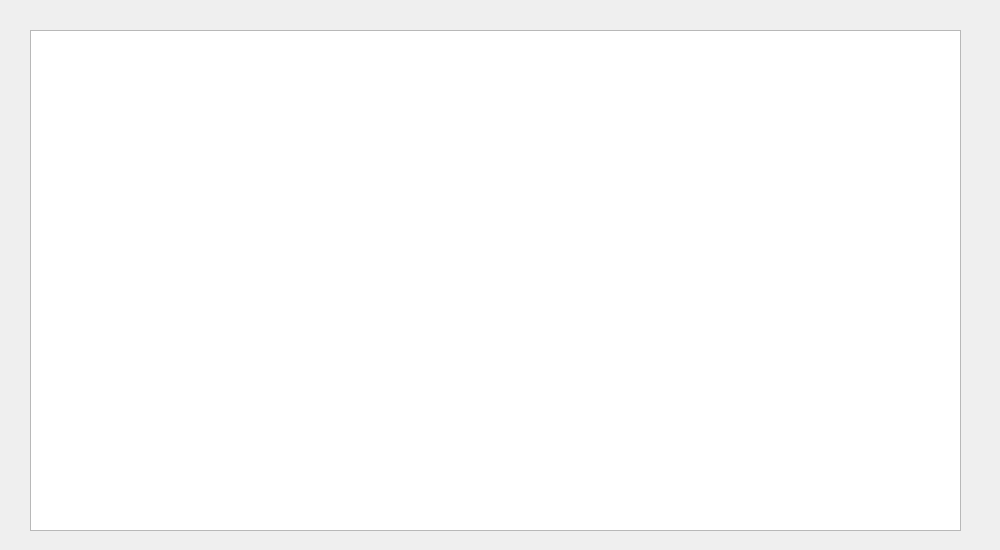
Qt form agreement.ui (StrokeAce/YouboxClient) before a commit.
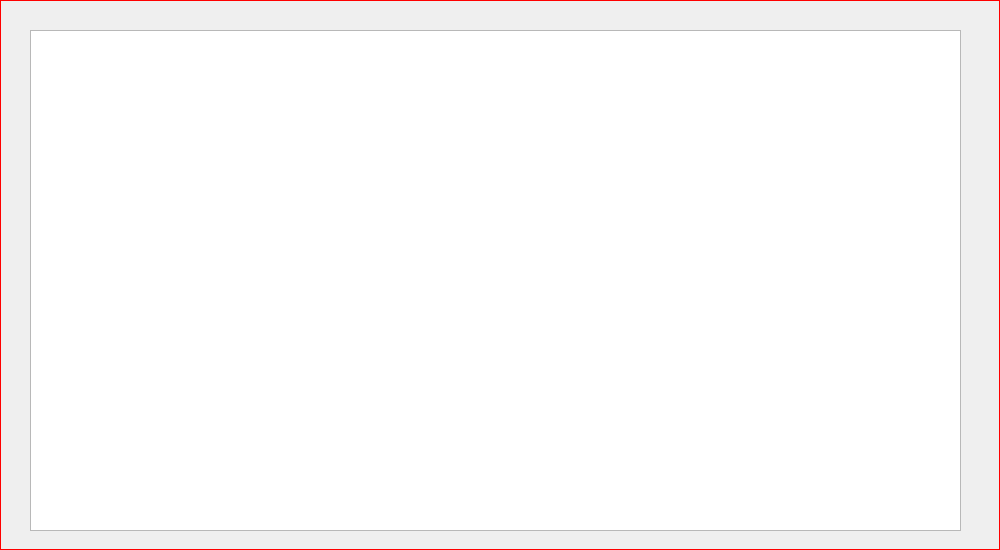
The same form after that commit. Icons and pictures are not drawn.

Commit message: [*]1.添加窗口拖动事件；在移动窗口后，子窗口的位置控制

Patch:
```diff
--- a/agreement.ui
+++ b/agreement.ui
@@ -26,7 +26,8 @@
     </rect>
    </property>
    <property name="styleSheet">
-    <string notr="true">#widget{background-image: url(:/agree_background.png);}</string>
+    <string notr="true">#widget{background-image: url(:/agree_background.png);
+border:1px solid red;}</string>
    </property>
    <widget class="QTextEdit" name="textEdit_Agreement">
     <property name="geometry">
```
The commit also changes 7 other files.
